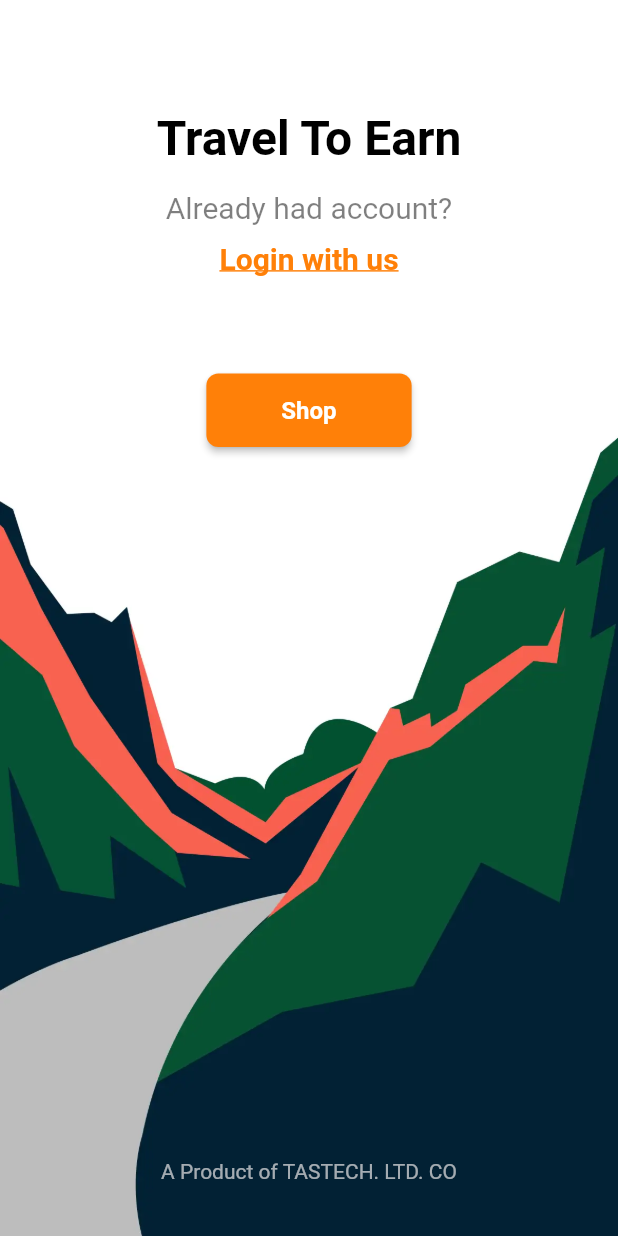
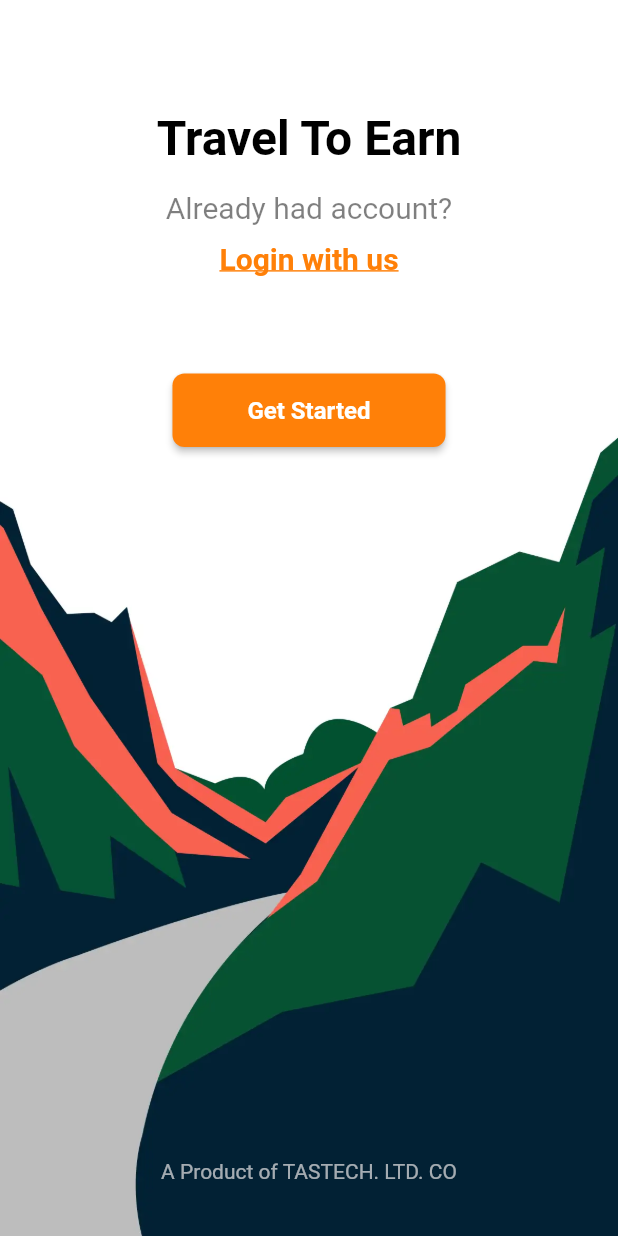
Before and after one commit to takayatomose/travel-token-mobile, a Flutter app: the OnBoardScreen screen opened directly, on a phone screen of 412 x 824 dp. Run offline on Flutter 3.47's test engine with Material 2 defaults, Android fonts, the phone set to English and light mode, and no system bars; our stand-ins replace bloc, bloc_concurrency, firebase_core, firebase_crashlytics, flutter_bloc, flutter_dotenv and 9 more; missing offline and left inert: app_settings, bip39, ed25519_hd_key, flutter_map_marker_cluster, http_interceptor, web3dart; accounts and stored records are empty; statements that could not run were skipped.

Commit message:
XTRIP-126

```diff
--- a/lib/l10n/intl_en.arb
+++ b/lib/l10n/intl_en.arb
@@ -98,6 +98,7 @@
     "backedupSeedPhrase": "I have written down",
     "seedPhraseNotice1": "Don't risk losing your fund. Protect your wallet by saving you Seed Phrase in a place you trust",
     "seedPhraseNotice2": "It's the only way to recover your wallet if you get locked out of the app or get a new device",
-    "chooseSeedPhraseMessage": "Please choose Seed Phrase in order and make sure your Seed Phrase was correct written, once forgotten, it cannot be recovered."
+    "chooseSeedPhraseMessage": "Please choose Seed Phrase in order and make sure your Seed Phrase was correct written, once forgotten, it cannot be recovered.",
+    "getStarted": "Get Started"
 
 }
--- a/lib/screens/onboard_screen.dart
+++ b/lib/screens/onboard_screen.dart
@@ -77,7 +77,7 @@ class OnBoardScreen extends StatelessWidget {
                           shape: RoundedRectangleBorder(
                               borderRadius: BorderRadius.circular(8))),
                       child: Text(
-                        S.of(context).shop,
+                        S.of(context).getStarted,
                         style: const TextStyle(
                             fontSize: 16, fontWeight: FontWeight.w700),
                       ),
--- a/lib/utils/api.dart
+++ b/lib/utils/api.dart
@@ -11,8 +11,13 @@ class ApiService {
   final Client httpClient =
       InterceptedClient.build(interceptors: [ApiInterceptor()]);
   static getHttpClient() {
-    return Uri.http(
-        dotenv.get('API_URL', fallback: 'https://api-prod.xtrip.travel'), '');
+    if (dotenv.get('APP_SSL') == 'false') {
+      return Uri.https(
+          dotenv.get('API_URL', fallback: 'api-prod.xtrip.travel'), '');
+    } else {
+      return Uri.http(
+          dotenv.get('API_URL', fallback: 'api-prod.xtrip.travel'), '');
+    }
   }
 
   Future<http.Response> postAPI({required String uri, Object? body}) {
```
Also changed, not shown: lib/generated/intl/messages_en.dart, lib/generated/l10n.dart.
